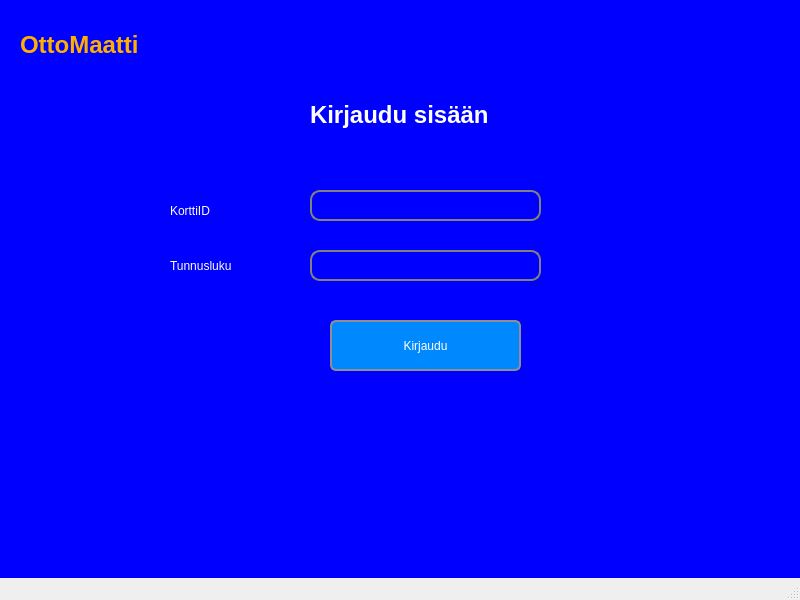
Qt form Pankkimaatti/bankautomat.ui (tvt20kmo-ohjelmistokehitysprojekti/Group12) before a commit.
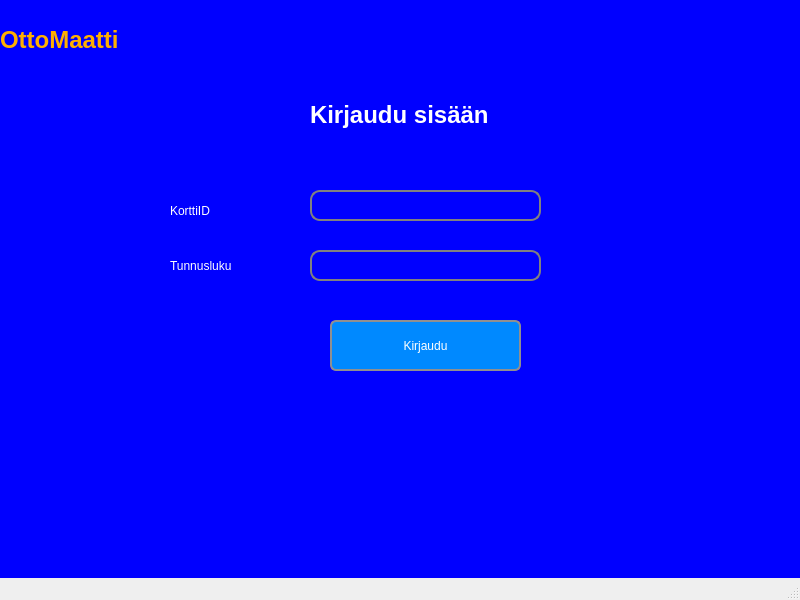
The same form after that commit.

```diff
--- a/Pankkimaatti/bankautomat.ui
+++ b/Pankkimaatti/bankautomat.ui
@@ -138,9 +138,9 @@
      <widget class="QLabel" name="loginLabelInfo">
       <property name="geometry">
        <rect>
-        <x>260</x>
+        <x>150</x>
         <y>420</y>
-        <width>401</width>
+        <width>561</width>
         <height>71</height>
        </rect>
       </property>
@@ -151,10 +151,10 @@
      <widget class="QLabel" name="label_12">
       <property name="geometry">
        <rect>
-        <x>20</x>
-        <y>30</y>
+        <x>0</x>
+        <y>20</y>
         <width>301</width>
-        <height>71</height>
+        <height>81</height>
        </rect>
       </property>
       <property name="styleSheet">
```
Left out of the diff: 28 changed lines with no effect on the pictures.
